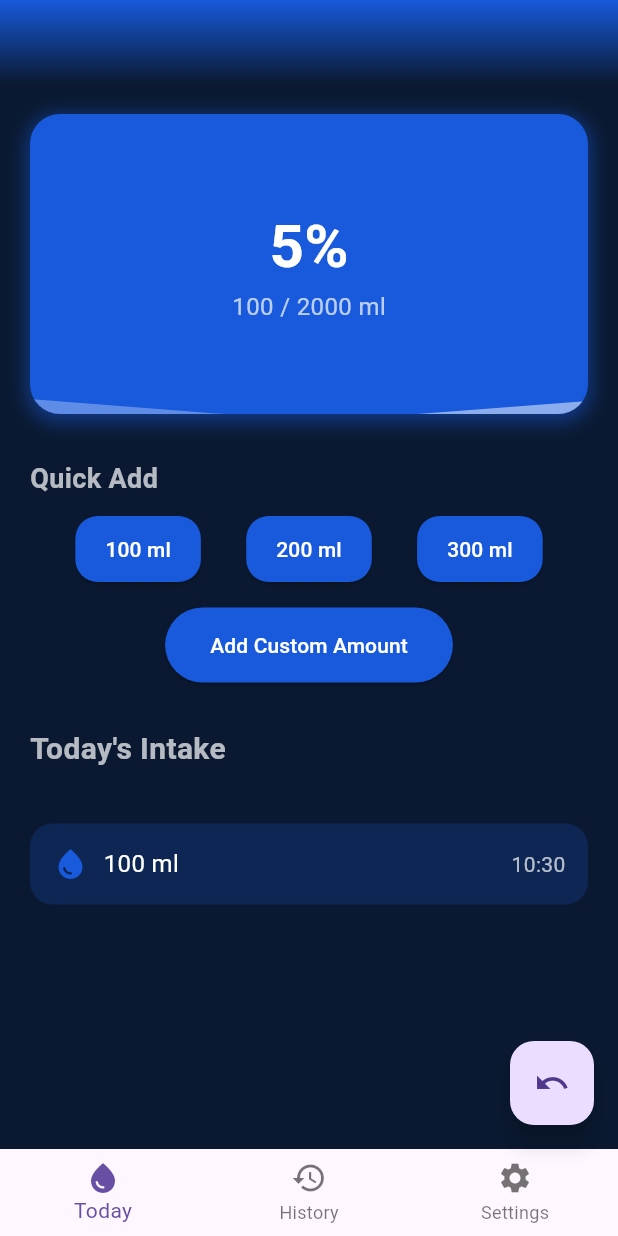
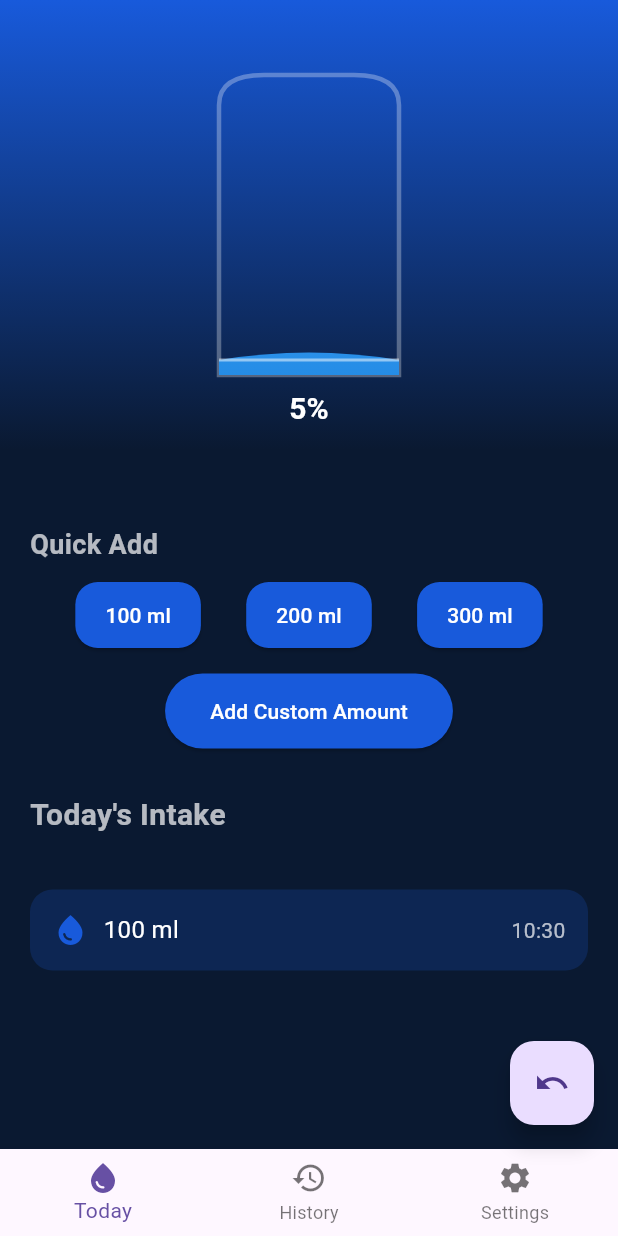
Before and after one commit to karthicksakkaravarti/Water-Reminder, a Flutter app: the screen it shows after launch, after a tap on an icon or button, on a phone screen of 412 x 824 dp. Run offline on Flutter 3.47's test engine with Material 3 defaults, Android fonts, the phone set to English and light mode, and no system bars; our stand-ins replace flutter_local_notifications, shared_preferences.

Commit message:
Added water bottle

```diff
--- a/lib/main.dart
+++ b/lib/main.dart
@@ -3,6 +3,7 @@ import 'package:intl/intl.dart';
 import 'dart:math' as math;
 import 'package:flutter_local_notifications/flutter_local_notifications.dart';
 import 'package:shared_preferences/shared_preferences.dart';
+import 'package:water_reminder/water_bottle_painter.dart';
 
 final FlutterLocalNotificationsPlugin flutterLocalNotificationsPlugin =
     FlutterLocalNotificationsPlugin();
@@ -211,14 +212,19 @@ class _WaterTrackerScreenState extends State<WaterTrackerScreen> {
 
   @override
   Widget build(BuildContext context) {
+    double percentage = currentIntake / dailyGoal;
+
     return SafeArea(
       child: CustomScrollView(
         slivers: [
           SliverAppBar(
+            expandedHeight: 300.0,
             floating: false,
             pinned: true,
             flexibleSpace: FlexibleSpaceBar(
-              background: Container(
+              background: Stack(
+                children: [
+                  Container(
                     decoration: const BoxDecoration(
                       gradient: LinearGradient(
                         begin: Alignment.topCenter,
@@ -226,6 +232,14 @@ class _WaterTrackerScreenState extends State<WaterTrackerScreen> {
                         colors: [Color(0xFF185ADB), Color(0xFF0A1931)],
                       ),
                     ),
+                  ),
+                  Center(
+                    child: CustomPaint(
+                      size: Size(200, 250),
+                      painter: WaterBottlePainter(percentage: percentage),
+                    ),
+                  ),
+                ],
               ),
             ),
           ),
@@ -235,7 +249,6 @@ class _WaterTrackerScreenState extends State<WaterTrackerScreen> {
               child: Column(
                 crossAxisAlignment: CrossAxisAlignment.start,
                 children: [
-                  _buildWaterProgress(),
                   const SizedBox(height: 30),
                   _buildAddWaterSection(),
                   const SizedBox(height: 30),
--- /dev/null
+++ b/lib/water_bottle_painter.dart
@@ -0,0 +1,86 @@
+import 'package:flutter/material.dart';
+import 'dart:math' as math;
+
+class WaterBottlePainter extends CustomPainter {
+  final double percentage;
+
+  WaterBottlePainter({required this.percentage});
+
+  @override
+  void paint(Canvas canvas, Size size) {
+    final double bottleWidth = size.width * 0.6;
+    final double bottleHeight = size.height * 0.8;
+    final double bottleTop = size.height * 0.1;
+    final double bottleBottom = bottleTop + bottleHeight;
+
+    final Paint bottlePaint = Paint()
+      ..color = Colors.white.withOpacity(0.3)
+      ..style = PaintingStyle.stroke
+      ..strokeWidth = 3;
+
+    final Paint waterPaint = Paint()
+      ..shader = LinearGradient(
+        begin: Alignment.topCenter,
+        end: Alignment.bottomCenter,
+        colors: [Colors.blue[300]!, Colors.blue[600]!],
+      ).createShader(Rect.fromLTWH(0, 0, size.width, size.height));
+
+    // Draw bottle
+    final Path bottlePath = Path()
+      ..moveTo(size.width * 0.5 - bottleWidth / 2, bottleBottom)
+      ..lineTo(
+          size.width * 0.5 - bottleWidth / 2, bottleTop + bottleHeight * 0.1)
+      ..quadraticBezierTo(size.width * 0.5 - bottleWidth / 2, bottleTop,
+          size.width * 0.5 - bottleWidth / 4, bottleTop)
+      ..lineTo(size.width * 0.5 + bottleWidth / 4, bottleTop)
+      ..quadraticBezierTo(size.width * 0.5 + bottleWidth / 2, bottleTop,
+          size.width * 0.5 + bottleWidth / 2, bottleTop + bottleHeight * 0.1)
+      ..lineTo(size.width * 0.5 + bottleWidth / 2, bottleBottom)
+      ..close();
+
+    canvas.drawPath(bottlePath, bottlePaint);
+
+    // Draw water
+    final waterHeight = math.min(percentage, 1.0) * bottleHeight;
+    final waterTop = bottleBottom - waterHeight;
+
+    final Path waterPath = Path()
+      ..moveTo(size.width * 0.5 - bottleWidth / 2, bottleBottom)
+      ..lineTo(size.width * 0.5 - bottleWidth / 2, waterTop)
+      ..quadraticBezierTo(size.width * 0.5, waterTop - 10,
+          size.width * 0.5 + bottleWidth / 2, waterTop)
+      ..lineTo(size.width * 0.5 + bottleWidth / 2, bottleBottom)
+      ..close();
+
+    canvas.drawPath(waterPath, waterPaint);
+
+    // Draw water surface
+    final waterSurfacePaint = Paint()
+      ..color = Colors.white.withOpacity(0.5)
+      ..style = PaintingStyle.stroke
+      ..strokeWidth = 2;
+
+    canvas.drawLine(
+        Offset(size.width * 0.5 - bottleWidth / 2, waterTop),
+        Offset(size.width * 0.5 + bottleWidth / 2, waterTop),
+        waterSurfacePaint);
+
+    // Draw percentage text
+    final textPainter = TextPainter(
+      text: TextSpan(
+        text: '${(percentage * 100).toInt()}%',
+        style: TextStyle(
+            color: Colors.white,
+            fontSize: size.width * 0.1,
+            fontWeight: FontWeight.bold),
+      ),
+      textDirection: TextDirection.ltr,
+    );
+    textPainter.layout();
+    textPainter.paint(canvas,
+        Offset(size.width / 2 - textPainter.width / 2, bottleBottom + 10));
+  }
+
+  @override
+  bool shouldRepaint(covariant CustomPainter oldDelegate) => true;
+}
```
Also changed, not shown: lib/human_water_painter.dart (added, +76 -0 lines), 1 other file. Lines whose indentation alone changed are shown as unchanged.
